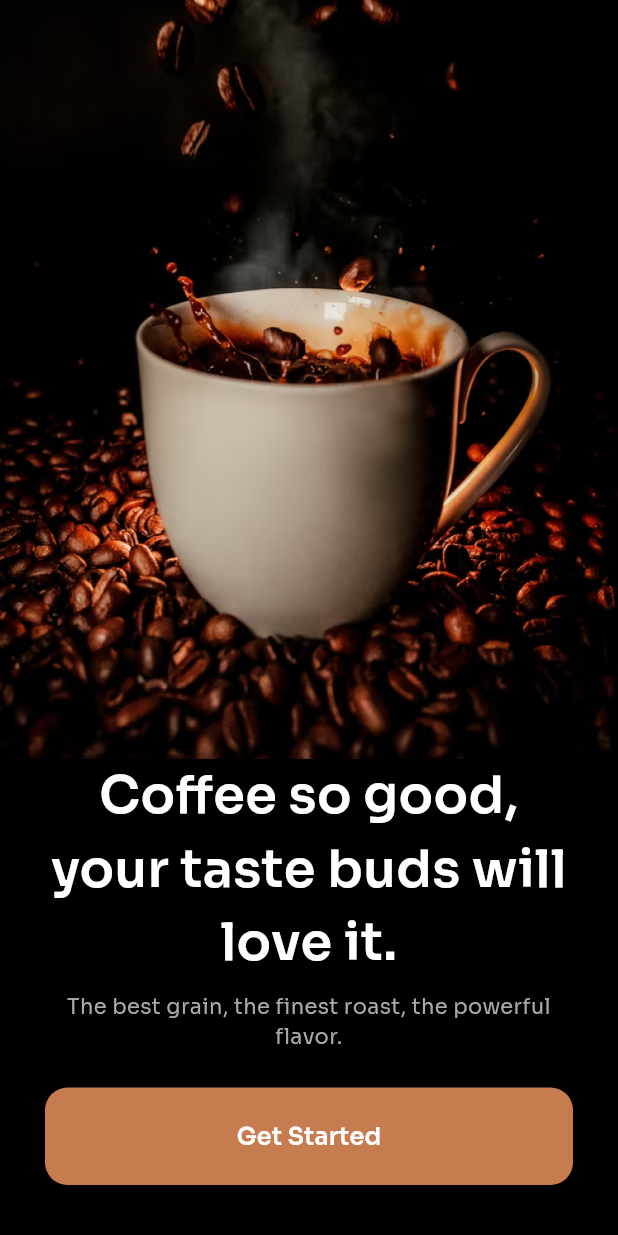
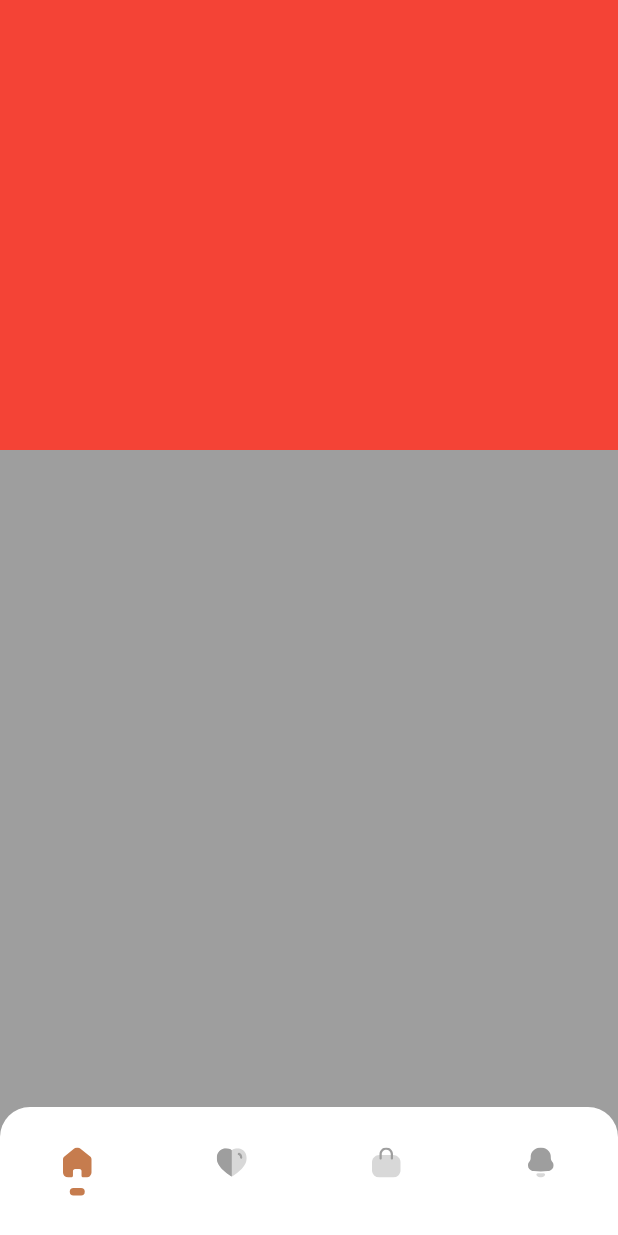
Before and after one commit to ragulsarma/online-coffee-shop-UI, a Flutter app: the screen it shows after launch, after a tap on "Get Started", on a phone screen of 412 x 824 dp. Run offline on Flutter 3.47's test engine with Material 3 defaults, Android fonts, the phone set to English and light mode, and no system bars; our stand-ins replace flutter_svg, get.

Commit message:
dashboard page implementation

```diff
--- a/lib/main.dart
+++ b/lib/main.dart
@@ -1,5 +1,6 @@
 import 'package:coffee_shop_mobile_app/screens/welcome_page.dart';
 import 'package:flutter/material.dart';
+import 'package:get/get.dart';
 
 void main() {
   runApp(const MyApp());
@@ -10,7 +11,7 @@ class MyApp extends StatelessWidget {
 
   @override
   Widget build(BuildContext context) {
-    return MaterialApp(
+    return GetMaterialApp(
         title: 'Coffee Shop',
         debugShowCheckedModeBanner: false,
         theme: ThemeData(
--- /dev/null
+++ b/lib/screens/card_page.dart
@@ -0,0 +1,17 @@
+import 'package:flutter/material.dart';
+
+class CardPage extends StatefulWidget {
+  const CardPage({Key? key}) : super(key: key);
+
+  @override
+  State<CardPage> createState() => _CardPageState();
+}
+
+class _CardPageState extends State<CardPage> {
+  @override
+  Widget build(BuildContext context) {
+    return const Center(
+      child: Text('Card Page'),
+    );
+  }
+}
--- /dev/null
+++ b/lib/screens/dashboard_page.dart
@@ -0,0 +1,150 @@
+import 'package:coffee_shop_mobile_app/screens/card_page.dart';
+import 'package:coffee_shop_mobile_app/screens/fav_page.dart';
+import 'package:coffee_shop_mobile_app/screens/home_page.dart';
+import 'package:coffee_shop_mobile_app/screens/notification_page.dart';
+import 'package:coffee_shop_mobile_app/utils/app_colors.dart';
+import 'package:coffee_shop_mobile_app/utils/app_icons.dart';
+import 'package:flutter/material.dart';
+import 'package:flutter_svg/flutter_svg.dart';
+
+class DashboardPage extends StatefulWidget {
+  const DashboardPage({Key? key}) : super(key: key);
+
+  @override
+  State<DashboardPage> createState() => _DashboardPageState();
+}
+
+class _DashboardPageState extends State<DashboardPage> {
+  int checkIndex = 0;
+
+  List<Widget> listOfPages = [
+    const HomePage(),
+    const FavPage(),
+    const CardPage(),
+    const NotificationPage()
+  ];
+
+  @override
+  Widget build(BuildContext context) {
+    return Scaffold(
+      body: listOfPages[checkIndex],
+      extendBody: true,
+      bottomNavigationBar: ClipRRect(
+          borderRadius: const BorderRadius.only(
+            topRight: Radius.circular(20),
+            topLeft: Radius.circular(20),
+          ),
+          child: BottomNavigationBar(
+            onTap: (index) {
+              setState(() {
+                checkIndex = index;
+              });
+            },
+            currentIndex: checkIndex,
+            backgroundColor: Colors.white,
+            elevation: 3,
+            type: BottomNavigationBarType.fixed,
+            items: [
+              BottomNavigationBarItem(
+                icon: Padding(
+                  padding: const EdgeInsets.only(top: 20.0),
+                  child: Column(
+                    children: [
+                      SvgPicture.asset(
+                        AppIcons.homeIcon,
+                        color: checkIndex == 0
+                            ? AppColors.primaryColor
+                            : Colors.grey,
+                      ),
+                      if (checkIndex == 0)
+                        iconBottomContainer
+                      else
+                        Container(
+                          height: 10,
+                        ),
+                    ],
+                  ),
+                ),
+                label: '',
+              ),
+              BottomNavigationBarItem(
+                icon: Padding(
+                  padding: const EdgeInsets.only(top: 20.0),
+                  child: Column(
+                    children: [
+                      SvgPicture.asset(
+                        AppIcons.favIcon,
+                        color: checkIndex == 1
+                            ? AppColors.primaryColor
+                            : Colors.grey,
+                      ),
+                      if (checkIndex == 1)
+                        iconBottomContainer
+                      else
+                        Container(
+                          height: 12,
+                        ),
+                    ],
+                  ),
+                ),
+                label: '',
+              ),
+              BottomNavigationBarItem(
+                icon: Padding(
+                  padding: const EdgeInsets.only(top: 20.0),
+                  child: Column(
+                    children: [
+                      SvgPicture.asset(
+                        AppIcons.cardIcon,
+                        color: checkIndex == 2
+                            ? AppColors.primaryColor
+                            : Colors.grey,
+                      ),
+                      if (checkIndex == 2)
+                        iconBottomContainer
+                      else
+                        Container(
+                          height: 12,
+                        ),
+                    ],
+                  ),
+                ),
+                label: '',
+              ),
+              BottomNavigationBarItem(
+                icon: Padding(
+                  padding: const EdgeInsets.only(top: 20.0),
+                  child: Column(
+                    children: [
+                      SvgPicture.asset(
+                        AppIcons.notificationIcon,
+                        color: checkIndex == 3
+                            ? AppColors.primaryColor
+                            : Colors.grey,
+                      ),
+                      if (checkIndex == 3)
+                        iconBottomContainer
+                      else
+                        Container(
+                          height: 12,
+                        ),
+                    ],
+                  ),
+                ),
+                label: '',
+              )
+            ],
+          )),
+    );
+  }
+
+  Widget get iconBottomContainer => Container(
+        width: 10,
+        height: 5,
+        margin: const EdgeInsets.only(top: 7),
+        decoration: const BoxDecoration(
+            color: AppColors.primaryColor,
+            borderRadius: BorderRadius.horizontal(
+                right: Radius.circular(18), left: Radius.circular(18))),
+      );
+}
--- /dev/null
+++ b/lib/screens/fav_page.dart
@@ -0,0 +1,17 @@
+import 'package:flutter/material.dart';
+
+class FavPage extends StatefulWidget {
+  const FavPage({Key? key}) : super(key: key);
+
+  @override
+  State<FavPage> createState() => _FavPageState();
+}
+
+class _FavPageState extends State<FavPage> {
+  @override
+  Widget build(BuildContext context) {
+    return const Center(
+      child: Text('Fav Page'),
+    );
+  }
+}
--- /dev/null
+++ b/lib/screens/home_page.dart
@@ -0,0 +1,21 @@
+import 'package:flutter/material.dart';
+
+class HomePage extends StatefulWidget {
+  const HomePage({Key? key}) : super(key: key);
+
+  @override
+  State<HomePage> createState() => _HomePageState();
+}
+
+class _HomePageState extends State<HomePage> {
+  @override
+  Widget build(BuildContext context) {
+    return Scaffold(
+      backgroundColor: Colors.grey,
+      body: Container(
+        height: 300,
+        color: Colors.red,
+      ),
+    );
+  }
+}
--- /dev/null
+++ b/lib/screens/notification_page.dart
@@ -0,0 +1,17 @@
+import 'package:flutter/material.dart';
+
+class NotificationPage extends StatefulWidget {
+  const NotificationPage({Key? key}) : super(key: key);
+
+  @override
+  State<NotificationPage> createState() => _NotificationPageState();
+}
+
+class _NotificationPageState extends State<NotificationPage> {
+  @override
+  Widget build(BuildContext context) {
+    return const Center(
+      child: Text('Notification Page'),
+    );
+  }
+}
--- a/lib/screens/welcome_page.dart
+++ b/lib/screens/welcome_page.dart
@@ -1,5 +1,8 @@
+import 'package:coffee_shop_mobile_app/screens/dashboard_page.dart';
 import 'package:coffee_shop_mobile_app/utils/app_colors.dart';
+import 'package:coffee_shop_mobile_app/utils/app_icons.dart';
 import 'package:flutter/material.dart';
+import 'package:get/get.dart';
 
 class WelcomePage extends StatefulWidget {
   const WelcomePage({super.key});
@@ -22,7 +25,7 @@ class _WelcomePageState extends State<WelcomePage> {
                       image: AssetImage('assets/images/welcome_page_bg.png'),
                       fit: BoxFit.cover)),*/
             child: Image.asset(
-              'assets/images/welcome_page_bg.png',
+              AppIcons.welcomePageBg,
               width: double.infinity,
               fit: BoxFit.fitWidth,
             )),
@@ -79,7 +82,9 @@ class _WelcomePageState extends State<WelcomePage> {
                   width: double.infinity,
                   padding: const EdgeInsets.symmetric(vertical: 24),
                   child: ElevatedButton(
-                    onPressed: () {},
+                    onPressed: () {
+                      Get.to(DashboardPage());
+                    },
                     style: ElevatedButton.styleFrom(
                       shape: RoundedRectangleBorder(
                         borderRadius: BorderRadius.circular(15.0),
--- /dev/null
+++ b/lib/utils/app_icons.dart
@@ -0,0 +1,11 @@
+class AppIcons {
+  static const String iconPath = 'assets/icons';
+  static const String imagePath = 'assets/images';
+
+  static const String welcomePageBg = '$imagePath/welcome_page_bg.png';
+
+  static const String homeIcon = '$iconPath/home_icon.svg';
+  static const String notificationIcon = '$iconPath/notification_icon.svg';
+  static const String favIcon = '$iconPath/fav_icon.svg';
+  static const String cardIcon = '$iconPath/card_icon.svg';
+}
```
Also changed, not shown: pubspec.yaml (+3 -14 lines), assets/icons/card_icon.svg (added), assets/icons/fav_icon.svg (added), assets/icons/home_icon.svg (added), assets/icons/notification_icon.svg (added), pubspec.lock.
